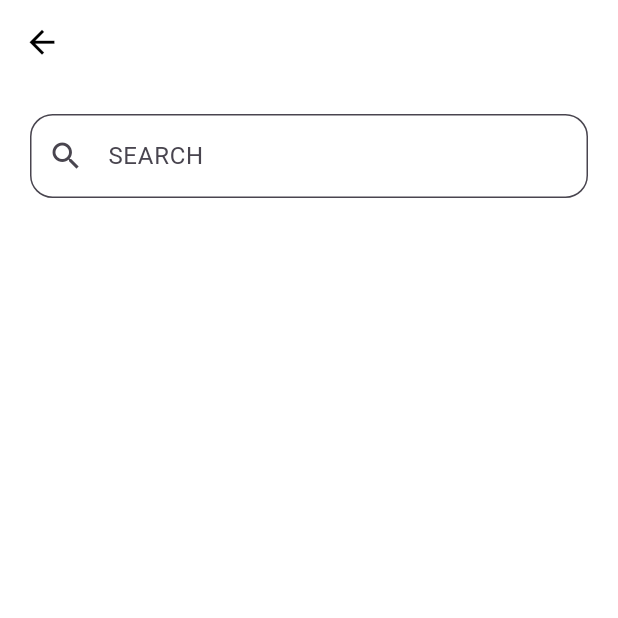
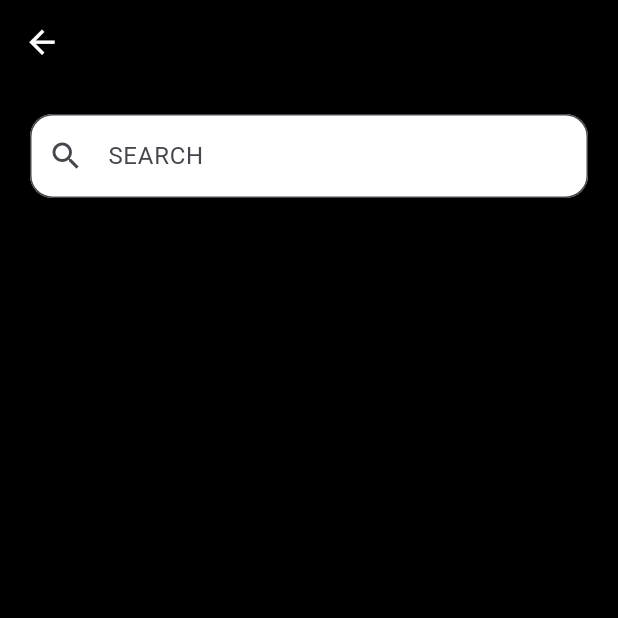
Before and after one commit to alyfadhel/groupe_sun_s1, a Flutter app: the screen it shows after launch, after a tap on the "search" icon, on a phone screen of 412 x 824 dp, the top half of it. Run offline on Flutter 3.47's test engine with Material 3 defaults, Android fonts, the phone set to English and light mode, and no system bars; our stand-ins replace cached_network_image, conditional_builder_null_safety, dio, flutter_bloc, hexcolor, shimmer and 1 more; accounts and stored records are empty; network calls fail.

Commit message:
finish news app

```diff
--- a/lib/core/news_layout/controller/news_cubit.dart
+++ b/lib/core/news_layout/controller/news_cubit.dart
@@ -17,17 +17,17 @@ class NewsCubit extends Cubit<NewsStates> {
         icon: Icon(
           Icons.business_sharp,
         ),
-        label: 'New'),
+        label: 'Business'),
     const BottomNavigationBarItem(
         icon: Icon(
           Icons.sports_baseball_outlined,
         ),
-        label: 'Done'),
+        label: 'Sports'),
     const BottomNavigationBarItem(
         icon: Icon(
           Icons.science,
         ),
-        label: 'Archive'),
+        label: 'Science'),
   ];
   List<Widget> screens = [
     const BusinessScreen(),
--- a/lib/core/share/widgets/news_widgets/build_items.dart
+++ b/lib/core/share/widgets/news_widgets/build_items.dart
@@ -14,6 +14,7 @@ class BuildItems extends StatelessWidget {
       ),
       child: Row(
         children: [
+          if(model['urlToImage']!=null)
           ClipRRect(
             borderRadius: BorderRadius.circular(
               20.0,
--- a/lib/core/share/widgets/news_widgets/build_news_item.dart
+++ b/lib/core/share/widgets/news_widgets/build_news_item.dart
@@ -3,7 +3,7 @@ import 'package:flutter/material.dart';
 import 'package:group_sun_s1/core/share/widgets/news_widgets/build_items.dart';
 
 class BuildNewsItem extends StatelessWidget {
-  final list;
+  final List list;
   final bool isLoading;
 
   const BuildNewsItem({
--- a/lib/main.dart
+++ b/lib/main.dart
@@ -39,7 +39,7 @@ class MyApp extends StatelessWidget {
             debugShowCheckedModeBanner: false,
             theme: getLightTheme(),
             darkTheme: getDarkTheme(),
-            themeMode: ThemeMode.light,
+            themeMode: ThemeMode.dark,
             home: const NewsLayout(),
           );
         },
```
